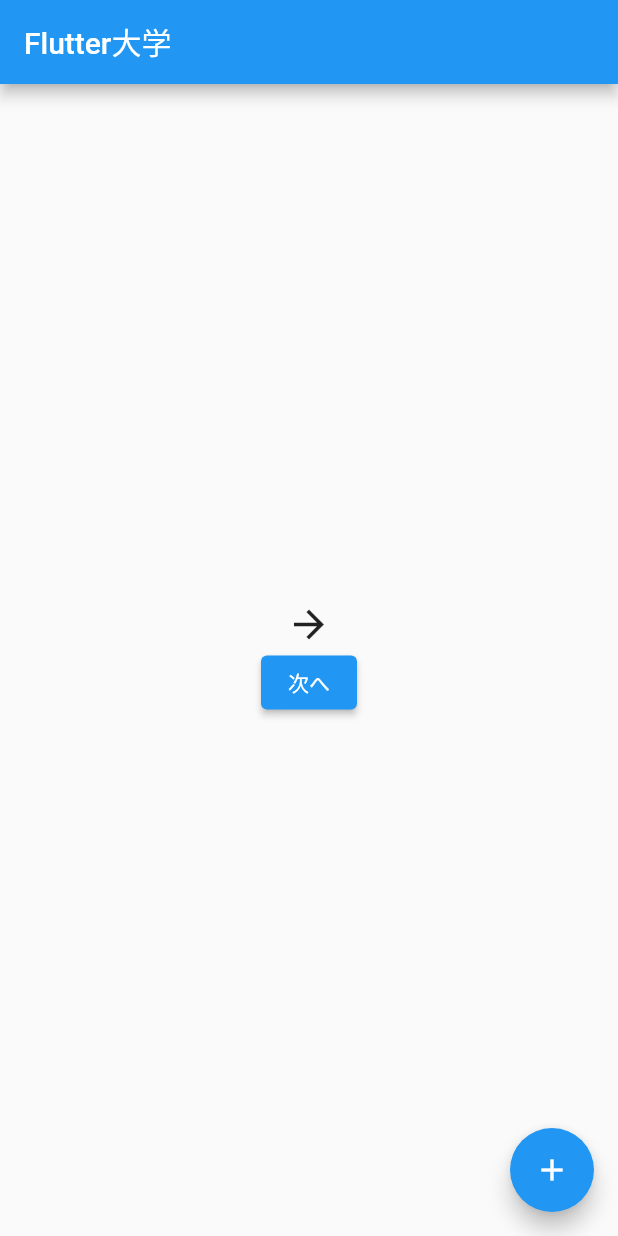
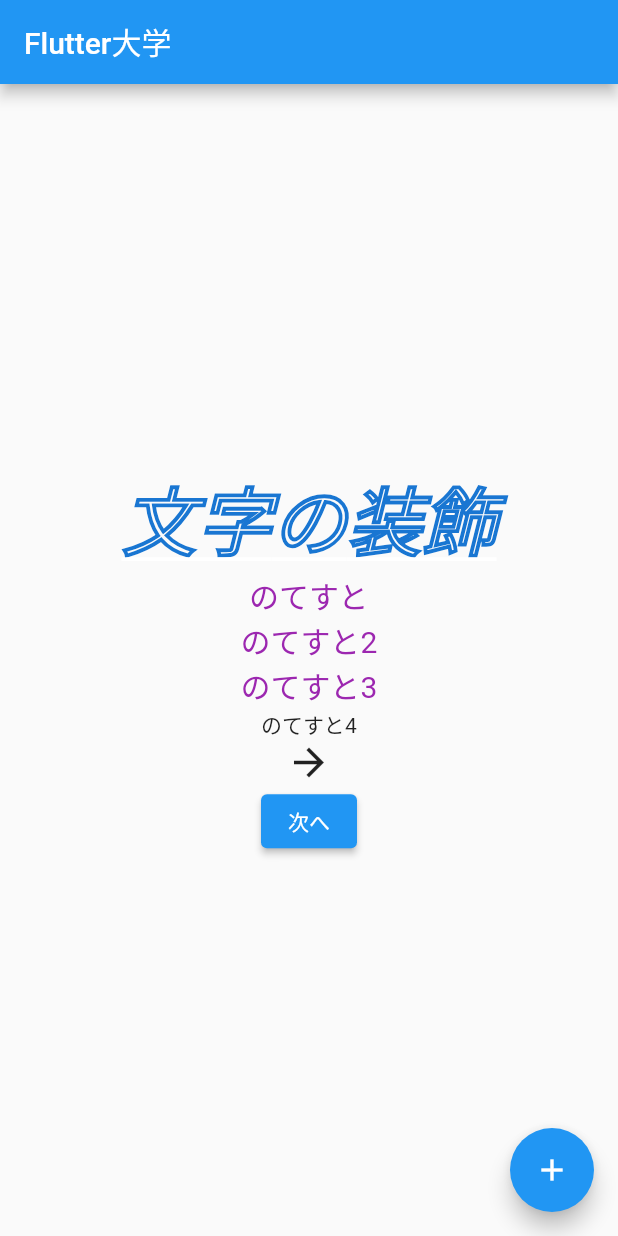
Before and after one commit to akrhgwr/coriander, a Flutter app: the screen it shows after launch, on a phone screen of 412 x 824 dp. Run offline on Flutter 3.47's test engine with Material 2 defaults, Android fonts, the phone set to English and light mode, and no system bars.

Commit message:
Text Decoration

```diff
--- a/lib/main.dart
+++ b/lib/main.dart
@@ -82,6 +82,32 @@ class _MyHomePageState extends State<MyHomePage> {
           mainAxisAlignment: MainAxisAlignment.center,
           crossAxisAlignment: CrossAxisAlignment.center,
           children: <Widget>[
+            Text('文字の装飾',
+              style: TextStyle(fontSize: 50,
+                //color: Colors.green,
+                fontWeight: FontWeight.bold,
+                fontStyle: FontStyle.italic,
+                decoration: TextDecoration.underline,
+                foreground: Paint()
+                  ..style = PaintingStyle.stroke
+                  ..strokeWidth = 1
+                  ..color = Colors.blue[700]!,
+              ),
+            ),
+            DefaultTextStyle(
+              style: TextStyle(
+                fontSize: 20,
+                color: Colors.purple),
+                child: Column(
+                  children: [
+                    Text('のてすと'),
+                    Text('のてすと2'),
+                    Text('のてすと3'),
+                  ],
+                )
+            ),
+            Text('のてすと4'),
+
             //const Image(
             //  image: NetworkImage('https://flutter.github.io/assets-for-api-docs/assets/widgets/owl.jpg'),
             //),
@@ -97,12 +123,6 @@ class _MyHomePageState extends State<MyHomePage> {
               child: Text(text),
               onPressed: () async {
                 print(text);
-                //画面遷移のコード
-                //SourceTreeのてすと
-                //再度gitのテスト
-                //vscode & SourceTreeのテスト
-                //vscode & SourceTreeのテスト2
-                //vscode & SourceTreeのテスト3
                 final result = await Navigator.push(
                   context,
                   MaterialPageRoute(
```
